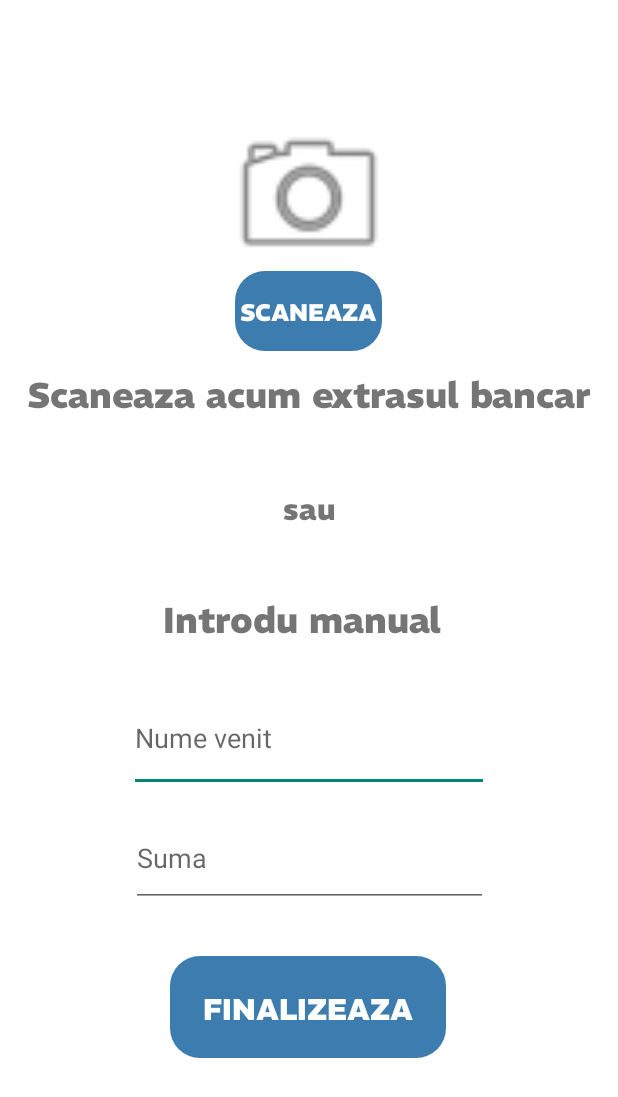
After one commit to AlinTAT-GitHub/ilona_project, an Android app: the Venit_actual screen opened directly, with no data from a screen before it, on a phone screen of 412 x 824 dp. The commit adds this screen. Shown: the top 1097 px of the screen. Run offline under Robolectric (Android 15) with nearby library versions, the phone set to English and light mode, and no system bars; our stand-ins replace Firebase (no records; nobody signed in at launch, a user with empty details on screens opened directly).

Commit message:
part commit

```diff
--- a/app/build.gradle
+++ b/app/build.gradle
@@ -37,6 +37,7 @@ dependencies {
     implementation 'pl.droidsonroids.gif:android-gif-drawable:1.2.22'
     implementation 'com.google.firebase:firebase-database:20.2.2'
     implementation 'com.google.firebase:firebase-auth:22.1.0'
+    implementation 'com.google.firebase:firebase-firestore-ktx:24.8.1'
 
 
     testImplementation 'junit:junit:4.13.2'
--- /dev/null
+++ b/app/src/main/java/com/example/mybudget/Venit_actual.java
@@ -0,0 +1,78 @@
+package com.example.mybudget;
+
+import androidx.annotation.NonNull;
+import androidx.appcompat.app.AppCompatActivity;
+
+import android.content.Intent;
+import android.net.Uri;
+import android.os.Bundle;
+import android.view.View;
+import android.widget.Button;
+import android.widget.EditText;
+import android.widget.Toast;
+
+import com.google.android.gms.tasks.OnFailureListener;
+import com.google.android.gms.tasks.OnSuccessListener;
+import com.google.firebase.firestore.DocumentReference;
+import com.google.firebase.firestore.FirebaseFirestore;
+
+import java.util.HashMap;
+import java.util.Map;
+import java.util.Objects;
+
+public class Venit_actual extends AppCompatActivity {
+
+    EditText nume_venit;
+    EditText suma_venit;
+
+    Button save_button;
+
+    FirebaseFirestore db;
+
+
+
+    @Override
+    protected void onCreate(Bundle savedInstanceState) {
+        super.onCreate(savedInstanceState);
+        setContentView(R.layout.activity_venit_actual);
+        db=FirebaseFirestore.getInstance();
+        nume_venit=findViewById(R.id.editTextText3);
+        suma_venit=findViewById(R.id.editTextText);
+        save_button=findViewById(R.id.button3);
+
+        save_button.setOnClickListener(new View.OnClickListener() {
+            @Override
+            public void onClick(View view) {
+                String Venit=nume_venit.getText().toString();
+                String Suma= suma_venit.getText().toString();
+                Map<String, Object> user = new HashMap<>();
+                user.put("Nume venit",Venit);
+                user.put("Suma venit",Suma);
+
+                db.collection("user")
+                        .add(user)
+                        .addOnSuccessListener(new OnSuccessListener<DocumentReference>() {
+                            @Override
+                            public void onSuccess(DocumentReference documentReference) {
+                                Toast.makeText(Venit_actual.this,"Succes", Toast.LENGTH_SHORT).show();
+                                Intent intent =new Intent(getApplicationContext(),Income.class);
+                                startActivity(intent);
+                                finish();
+                            }
+
+                        })
+                        .addOnFailureListener(new OnFailureListener() {
+                            @Override
+                            public void onFailure(@NonNull Exception e) {
+                                Toast.makeText(Venit_actual.this,"Eroare: "+e.getMessage(), Toast.LENGTH_SHORT).show();
+                            }
+                        });
+
+
+            }
+        });
+
+
+
+    }
+}
--- /dev/null
+++ b/app/src/main/res/layout/activity_venit_actual.xml
@@ -0,0 +1,122 @@
+<?xml version="1.0" encoding="utf-8"?>
+<androidx.constraintlayout.widget.ConstraintLayout xmlns:android="http://schemas.android.com/apk/res/android"
+    xmlns:app="http://schemas.android.com/apk/res-auto"
+    xmlns:tools="http://schemas.android.com/tools"
+    android:layout_width="match_parent"
+    android:layout_height="match_parent"
+    android:background="@color/white"
+    android:backgroundTint="@color/white"
+    tools:context=".Venit_actual">
+
+    <Button
+        android:id="@+id/button3"
+        android:layout_width="184dp"
+        android:layout_height="68dp"
+        android:background="@drawable/corner_layout"
+        android:backgroundTint="@color/background"
+        android:fontFamily="@font/extra_bold"
+        android:text="Finalizeaza"
+        android:textColor="#FFFFFF"
+        android:textSize="20sp"
+        app:layout_constraintBottom_toBottomOf="parent"
+        app:layout_constraintEnd_toEndOf="parent"
+        app:layout_constraintHorizontal_bias="0.497"
+        app:layout_constraintStart_toStartOf="parent"
+        app:layout_constraintTop_toTopOf="parent"
+        app:layout_constraintVertical_bias="0.843" />
+
+    <EditText
+        android:id="@+id/editTextText3"
+        android:layout_width="240dp"
+        android:layout_height="71dp"
+        android:ems="10"
+        android:hint="Nume venit"
+        android:inputType="text"
+        app:layout_constraintBottom_toBottomOf="parent"
+        app:layout_constraintEnd_toEndOf="parent"
+        app:layout_constraintStart_toStartOf="parent"
+        app:layout_constraintTop_toTopOf="parent"
+        app:layout_constraintVertical_bias="0.607" />
+
+    <TextView
+        android:id="@+id/textView36"
+        android:layout_width="wrap_content"
+        android:layout_height="wrap_content"
+        android:fontFamily="@font/extra_bold"
+        android:text="Introdu manual "
+        android:textSize="24sp"
+        app:layout_constraintBottom_toBottomOf="parent"
+        app:layout_constraintEnd_toEndOf="parent"
+        app:layout_constraintHorizontal_bias="0.497"
+        app:layout_constraintStart_toStartOf="parent"
+        app:layout_constraintTop_toTopOf="parent"
+        app:layout_constraintVertical_bias="0.499" />
+
+    <ImageView
+        android:id="@+id/imageView8"
+        android:layout_width="125dp"
+        android:layout_height="115dp"
+        app:layout_constraintBottom_toBottomOf="parent"
+        app:layout_constraintEnd_toEndOf="parent"
+        app:layout_constraintStart_toStartOf="parent"
+        app:layout_constraintTop_toTopOf="parent"
+        app:layout_constraintVertical_bias="0.103"
+        app:srcCompat="@android:drawable/ic_menu_camera" />
+
+    <TextView
+        android:id="@+id/textView34"
+        android:layout_width="wrap_content"
+        android:layout_height="wrap_content"
+        android:fontFamily="@font/extra_bold"
+        android:text="Scaneaza acum extrasul bancar"
+        android:textSize="24sp"
+        app:layout_constraintBottom_toBottomOf="parent"
+        app:layout_constraintEnd_toEndOf="parent"
+        app:layout_constraintStart_toStartOf="parent"
+        app:layout_constraintTop_toTopOf="parent"
+        app:layout_constraintVertical_bias="0.309" />
+
+    <Button
+        android:id="@+id/button2"
+        android:layout_width="98dp"
+        android:layout_height="53dp"
+        android:background="@drawable/corner_layout"
+        android:backgroundTint="@color/background"
+        android:fontFamily="@font/extra_bold"
+        android:text="Scaneaza"
+        android:textColor="#FFFFFF"
+        android:textSize="16sp"
+        app:layout_constraintBottom_toBottomOf="parent"
+        app:layout_constraintEnd_toEndOf="parent"
+        app:layout_constraintHorizontal_bias="0.498"
+        app:layout_constraintStart_toStartOf="parent"
+        app:layout_constraintTop_toTopOf="parent"
+        app:layout_constraintVertical_bias="0.234" />
+
+    <TextView
+        android:id="@+id/textView35"
+        android:layout_width="wrap_content"
+        android:layout_height="wrap_content"
+        android:fontFamily="@font/extra_bold"
+        android:text="sau"
+        android:textSize="20sp"
+        app:layout_constraintBottom_toBottomOf="parent"
+        app:layout_constraintEnd_toEndOf="parent"
+        app:layout_constraintStart_toStartOf="parent"
+        app:layout_constraintTop_toTopOf="parent"
+        app:layout_constraintVertical_bias="0.407" />
+
+    <EditText
+        android:id="@+id/editTextText"
+        android:layout_width="238dp"
+        android:layout_height="65dp"
+        android:ems="10"
+        android:hint="Suma"
+        android:inputType="text"
+        app:layout_constraintBottom_toBottomOf="parent"
+        app:layout_constraintEnd_toEndOf="parent"
+        app:layout_constraintStart_toStartOf="parent"
+        app:layout_constraintTop_toTopOf="parent"
+        app:layout_constraintVertical_bias="0.711" />
+
+</androidx.constraintlayout.widget.ConstraintLayout>
```
Also changed, not shown: app/src/main/AndroidManifest.xml (+9 -2 lines), app/src/main/java/com/example/mybudget/DataClass.java (added, +25 -0 lines), app/src/main/java/com/example/mybudget/Income.java (+13 -0 lines), app/src/main/java/com/example/mybudget/MainActivity.java (+11 -1 lines), app/src/main/res/layout/venituri.xml (+5 -5 lines).
